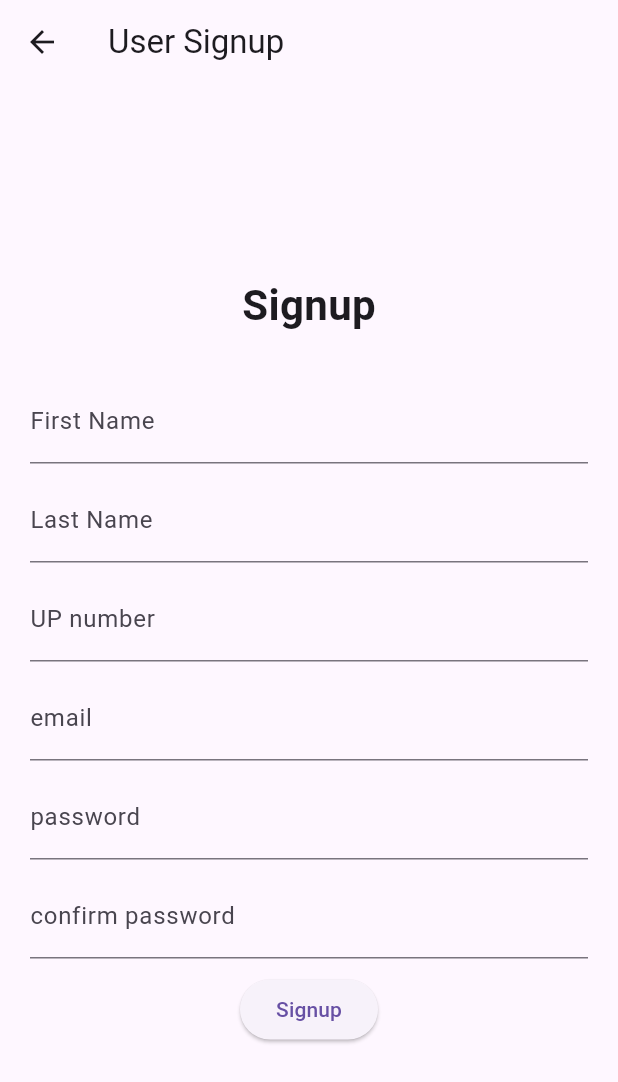
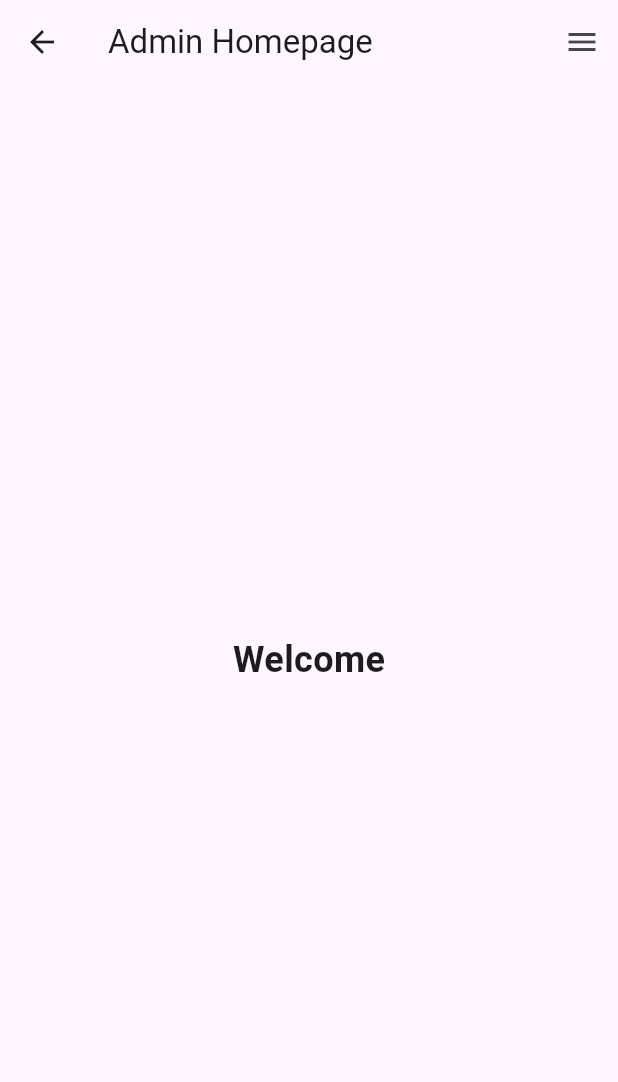
Before and after one commit to SETAP-UniSoc/UNIsoc, a Flutter app: the LoginScreenAdmin screen opened directly, after a tap on "Sign up", on a phone screen of 412 x 824 dp. Shown: the top 1082 px of the screen. Run offline on Flutter 3.47's test engine with Material 3 defaults, Android fonts, the phone set to English and light mode, and no system bars.

Commit message:
changed upnummber in user login

```diff
--- /dev/null
+++ b/lib/screens/admin_hompage.dart
@@ -0,0 +1,37 @@
+//import 'dart:convert';
+//import 'package:http/http.dart' as http;
+import 'package:flutter/material.dart';
+import 'login_screen.admin.dart';
+
+// admin homepage with navigation bar in thenavigation banner
+class AdminHomepage extends StatelessWidget {
+  const AdminHomepage({super.key});
+
+//creating bannaer at top with three line navugation button and title of page
+//adding a navigation bar three lines in right corner of navigation banner and adding a title of page in center of navigation banner
+  @override
+  Widget build(BuildContext context) {
+    return Scaffold(
+      appBar: AppBar(
+        title: const Text("Admin Homepage"),
+        actions: [
+          IconButton(
+            icon: const Icon(Icons.menu),
+            onPressed: () {
+              // Handle navigation menu tap
+
+            },
+          ),
+        ],
+      ),
+      body: const Center(
+        child: Text(
+          //displays admin name in the center of the page with a welcome message
+
+          "Welcome",
+          style: TextStyle(fontSize: 24, fontWeight: FontWeight.bold),
+        ),
+      ),
+    );
+  }
+}
--- a/lib/screens/login_screen.admin.dart
+++ b/lib/screens/login_screen.admin.dart
@@ -1,8 +1,8 @@
 import 'dart:convert';
 import 'package:http/http.dart' as http;
 import 'package:flutter/material.dart';
+import 'package:unisoc/screens/admin_hompage.dart';
 import 'forgotten_password_screen.dart';
-import 'signup_user_page.dart';
 
 class LoginScreenAdmin extends StatefulWidget {
   const LoginScreenAdmin({super.key});
@@ -157,7 +157,7 @@ class _LoginScreenAdminState extends State<LoginScreenAdmin> {
                   onPressed: () {
                     Navigator.push(
                       context,
-                      MaterialPageRoute(builder: (context) => const SignupUserPage()),
+                      MaterialPageRoute(builder: (context) => const AdminHomepage()),
                     );
                   },
                   child: const Text("Sign up"),
--- a/lib/screens/login_screen.user.dart
+++ b/lib/screens/login_screen.user.dart
@@ -20,7 +20,7 @@ class _LoginScreenUserState extends State<LoginScreenUser> {
 
   Future<void> loginUser() async {
 
-    final upnumber = upnumberController.text;
+    final up_number = upnumberController.text;
     final password = passwordController.text;
 
     final url = Uri.parse("http://10.128.5.47:8000/api/user/login/");
@@ -28,7 +28,7 @@ class _LoginScreenUserState extends State<LoginScreenUser> {
   final response = await http.post(
     url,
     headers: {"Content-Type": "application/json", "Accept": "application/json"},
-    body: jsonEncode({"up_number": upnumber, "password": password}),
+    body: jsonEncode({"up_number": up_number, "password": password}),
   );
 
     print("Response Status: ${response.statusCode}");
```
